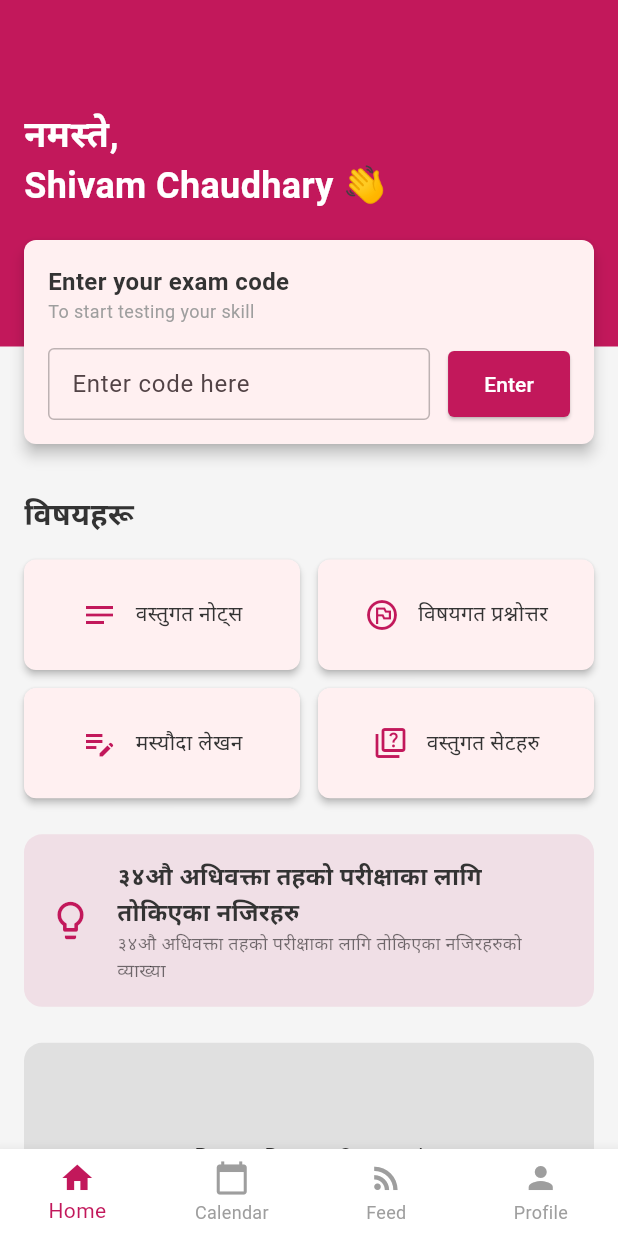
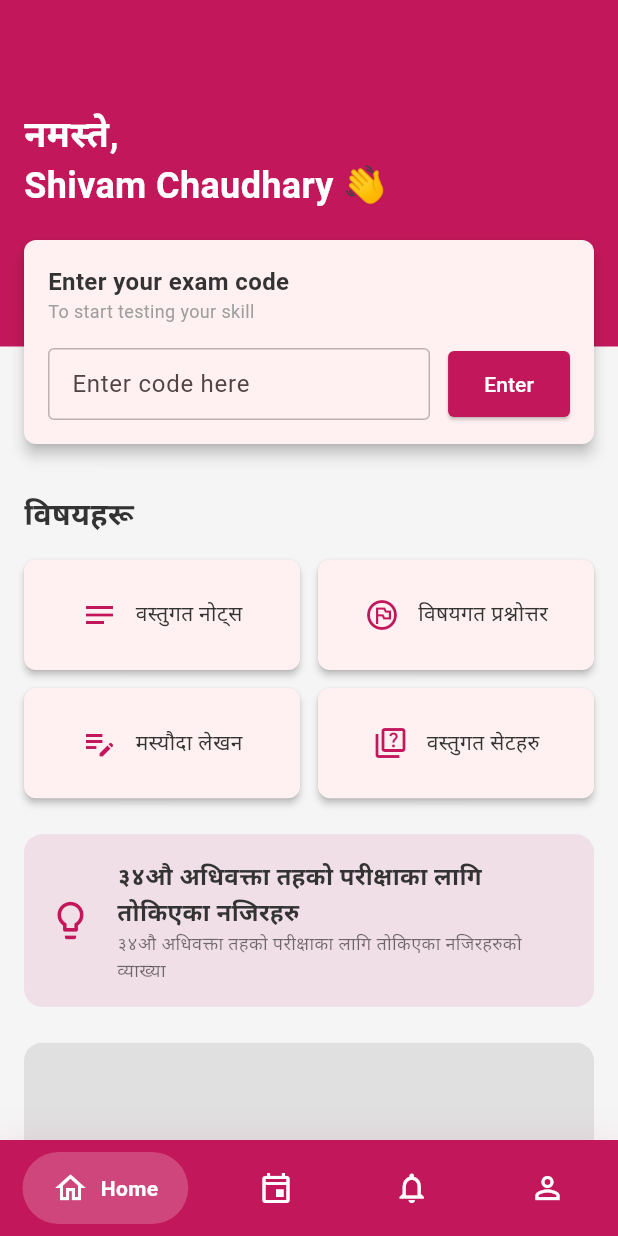
Before and after one commit to appDIbetu/tutor, a Flutter app: the screen it shows after launch, on a phone screen of 412 x 824 dp. Run offline on Flutter 3.47's test engine with Material 3 defaults, Android fonts, the phone set to English and light mode, and no system bars; drawn by our look-alikes of google_nav_bar; our stand-ins replace bloc, equatable, fl_chart, flutter_bloc, pdf, printing and 2 more; missing offline and left inert: syncfusion_flutter_pdfviewer; Roboto replaces fonts that are missing (Poppins).

```diff
--- a/lib/features/dashboard/view/dashboard_screen.dart
+++ b/lib/features/dashboard/view/dashboard_screen.dart
@@ -1,5 +1,6 @@
 import 'package:flutter/material.dart';
 import 'package:flutter_bloc/flutter_bloc.dart';
+import 'package:google_nav_bar/google_nav_bar.dart';
 import '../../calendar/view/calendar_screen.dart';
 import '../../dashboard/cubit/dashboard_cubit.dart';
 import '../../feed/view/feed_screen.dart';
@@ -12,8 +13,8 @@ class DashboardScreen extends StatelessWidget {
 
   final List<Widget> _screens = const [
     HomeScreen(),
-    CalendarScreen(),
-    FeedScreen(),
+    CalendarScreen(), // Events
+    FeedScreen(), // Notices
     ProfileScreen(),
   ];
 
@@ -25,27 +26,48 @@ class DashboardScreen extends StatelessWidget {
         builder: (context, selectedIndex) {
           return Scaffold(
             body: IndexedStack(index: selectedIndex, children: _screens),
-            bottomNavigationBar: BottomNavigationBar(
-              currentIndex: selectedIndex,
-              onTap: (index) => context.read<DashboardCubit>().changeTab(index),
-              type: BottomNavigationBarType.fixed,
-              selectedItemColor: AppColors.primary,
-              unselectedItemColor: Colors.grey,
-              items: const [
-                BottomNavigationBarItem(icon: Icon(Icons.home), label: 'Home'),
-                BottomNavigationBarItem(
-                  icon: Icon(Icons.calendar_today),
-                  label: 'Calendar',
+            bottomNavigationBar: Container(
+              decoration: BoxDecoration(
+                color: AppColors.primary,
+                boxShadow: [
+                  BoxShadow(
+                    blurRadius: 20,
+                    color: AppColors.primary.withValues(alpha: 0.1),
+                  ),
+                ],
+              ),
+              child: SafeArea(
+                child: Padding(
+                  padding: const EdgeInsets.symmetric(
+                    horizontal: 15.0,
+                    vertical: 8,
+                  ),
+                  child: GNav(
+                    gap: 8,
+                    activeColor: Colors.white,
+                    iconSize: 24,
+                    padding: const EdgeInsets.symmetric(
+                      horizontal: 20,
+                      vertical: 12,
+                    ),
+                    duration: const Duration(milliseconds: 400),
+                    tabBackgroundColor: Colors.white.withValues(alpha: 0.2),
+                    color: Colors.white,
+                    tabs: const [
+                      GButton(icon: Icons.home_outlined, text: 'Home'),
+                      GButton(icon: Icons.event_outlined, text: 'Events'),
+                      GButton(
+                        icon: Icons.notifications_outlined,
+                        text: 'Notices',
+                      ),
+                      GButton(icon: Icons.person_outline, text: 'Profile'),
+                    ],
+                    selectedIndex: selectedIndex,
+                    onTabChange: (index) =>
+                        context.read<DashboardCubit>().changeTab(index),
+                  ),
                 ),
-                BottomNavigationBarItem(
-                  icon: Icon(Icons.rss_feed),
-                  label: 'Feed',
-                ),
-                BottomNavigationBarItem(
-                  icon: Icon(Icons.person),
-                  label: 'Profile',
-                ),
-              ],
+              ),
             ),
           );
         },
--- a/pubspec.yaml
+++ b/pubspec.yaml
@@ -44,6 +44,7 @@ dependencies:
   http: ^1.2.1
   crypto: ^3.0.3
   syncfusion_flutter_pdfviewer: ^31.2.2
+  google_nav_bar: ^5.0.7
 
 dev_dependencies:
   flutter_test:
```
Also changed, not shown: pubspec.lock.
